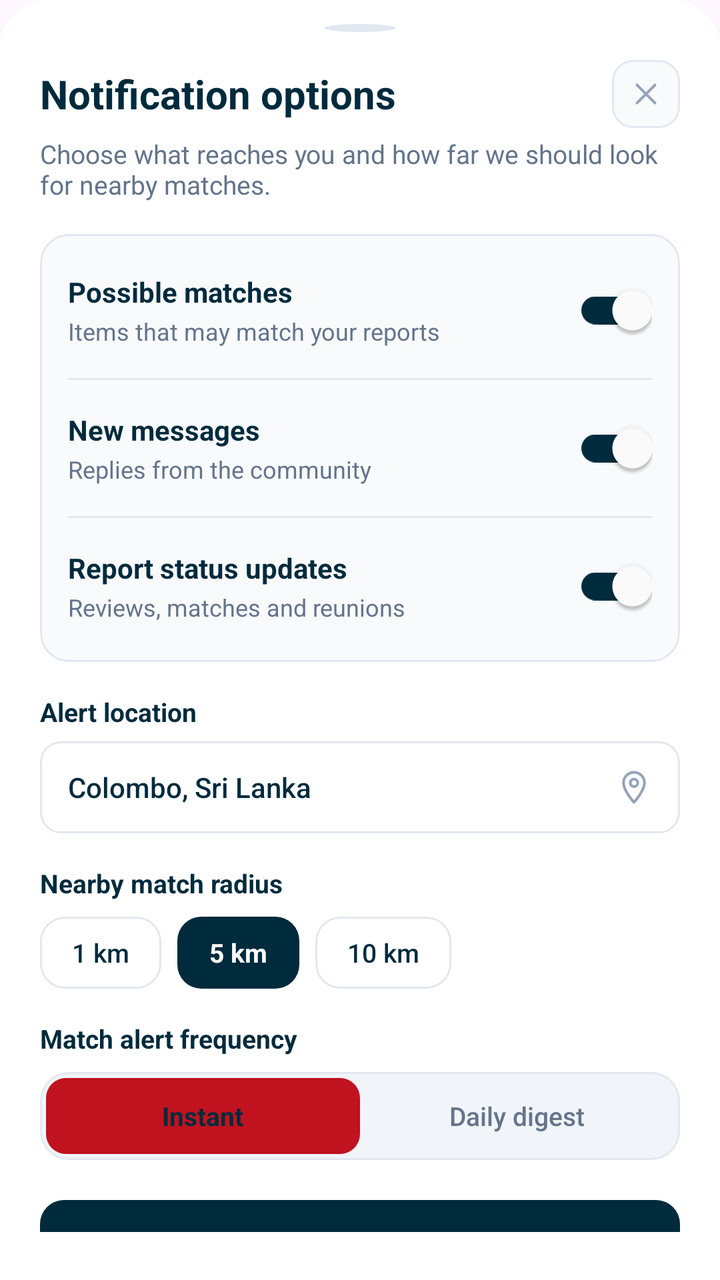
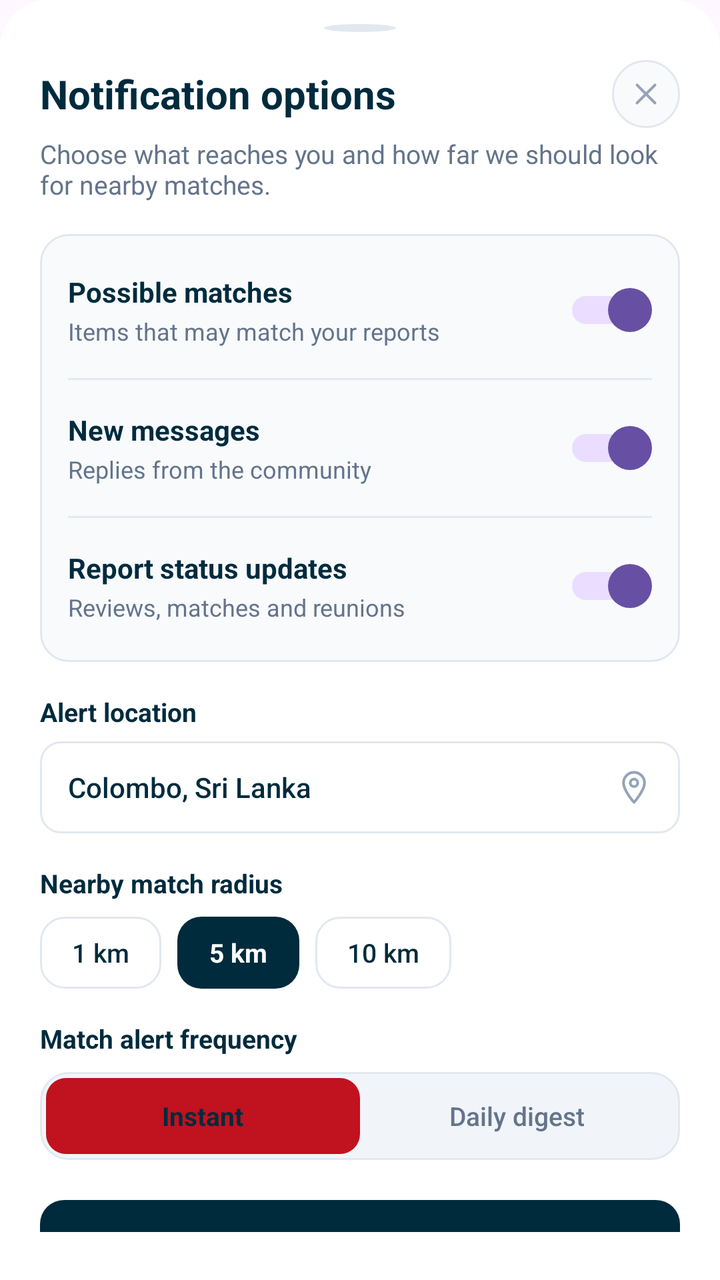

Before-and-after screenshots of an Android layout around one commit, followed by the original layout XML and the change that was made.
<!-- AndroidManifest.xml: application theme Theme.LostAndFound -->
<!-- res/layout/dialog_notification_options.xml -->
<?xml version="1.0" encoding="utf-8"?>
<LinearLayout xmlns:android="http://schemas.android.com/apk/res/android"
    xmlns:app="http://schemas.android.com/apk/res-auto"
    xmlns:tools="http://schemas.android.com/tools"
    android:layout_width="match_parent"
    android:layout_height="wrap_content"
    android:background="@drawable/bg_bottom_sheet_rounded"
    android:orientation="vertical"
    android:paddingStart="20dp"
    android:paddingTop="12dp"
    android:paddingEnd="20dp"
    android:paddingBottom="24dp">

    
    <View
        android:layout_width="36dp"
        android:layout_height="4dp"
        android:layout_gravity="center_horizontal"
        android:layout_marginBottom="14dp"
        android:background="@drawable/bg_onboard_dot_inactive" />

    
    <RelativeLayout
        android:layout_width="match_parent"
        android:layout_height="wrap_content">

        <TextView
            android:id="@+id/tvNotifOptionsTitle"
            android:layout_width="wrap_content"
            android:layout_height="wrap_content"
            android:layout_alignParentStart="true"
            android:layout_centerVertical="true"
            android:fontFamily="sans-serif-bold"
            android:text="Notification options"
            android:textColor="#002B3D"
            android:textSize="20sp"
            android:textStyle="bold" />

        <ImageView
            android:id="@+id/btnCloseNotificationOptions"
            android:layout_width="34dp"
            android:layout_height="34dp"
            android:layout_alignParentEnd="true"
            android:layout_centerVertical="true"
            android:background="@drawable/bg_dialog_close"
            android:clickable="true"
            android:contentDescription="Close"
            android:focusable="true"
            android:padding="8dp"
            android:src="@drawable/ic_close"
            app:tint="#94A3B8" />
    </RelativeLayout>

    <TextView
        android:layout_width="wrap_content"
        android:layout_height="wrap_content"
        android:layout_marginTop="4dp"
        android:fontFamily="sans-serif"
        android:text="Choose what reaches you and how far we should look for nearby matches."
        android:textColor="#64748B"
        android:textSize="13sp" />

    
    <LinearLayout
        android:layout_width="match_parent"
        android:layout_height="wrap_content"
        android:layout_marginTop="16dp"
        android:background="@drawable/bg_edit_photo_card"
        android:orientation="vertical"
        android:paddingStart="14dp"
        android:paddingTop="4dp"
        android:paddingEnd="14dp"
        android:paddingBottom="4dp">

        
        <LinearLayout
            android:layout_width="match_parent"
            android:layout_height="wrap_content"
            android:gravity="center_vertical"
            android:orientation="horizontal"
            android:paddingTop="10dp"
            android:paddingBottom="10dp">

            <LinearLayout
                android:layout_width="0dp"
                android:layout_height="wrap_content"
                android:layout_weight="1"
                android:orientation="vertical">

                <TextView
                    android:layout_width="wrap_content"
                    android:layout_height="wrap_content"
                    android:fontFamily="sans-serif-bold"
                    android:text="Possible matches"
                    android:textColor="#002B3D"
                    android:textSize="14sp"
                    android:textStyle="bold" />

                <TextView
                    android:layout_width="wrap_content"
                    android:layout_height="wrap_content"
                    android:layout_marginTop="2dp"
                    android:fontFamily="sans-serif"
                    android:text="Items that may match your reports"
                    android:textColor="#64748B"
                    android:textSize="12sp" />
            </LinearLayout>

            <androidx.appcompat.widget.SwitchCompat
                android:id="@+id/switchPossibleMatches"
                android:layout_width="wrap_content"
                android:layout_height="wrap_content"
                android:checked="true"
                app:thumbTint="@color/white"
                app:trackTint="#002B3D" />
        </LinearLayout>

        <View
            android:layout_width="match_parent"
            android:layout_height="1dp"
            android:background="#E2E8F0" />

        
        <LinearLayout
            android:layout_width="match_parent"
            android:layout_height="wrap_content"
            android:gravity="center_vertical"
            android:orientation="horizontal"
            android:paddingTop="10dp"
            android:paddingBottom="10dp">

            <LinearLayout
                android:layout_width="0dp"
                android:layout_height="wrap_content"
                android:layout_weight="1"
                android:orientation="vertical">

                <TextView
                    android:layout_width="wrap_content"
                    android:layout_height="wrap_content"
                    android:fontFamily="sans-serif-bold"
                    android:text="New messages"
                    android:textColor="#002B3D"
                    android:textSize="14sp"
                    android:textStyle="bold" />

                <TextView
                    android:layout_width="wrap_content"
                    android:layout_height="wrap_content"
                    android:layout_marginTop="2dp"
                    android:fontFamily="sans-serif"
                    android:text="Replies from the community"
                    android:textColor="#64748B"
                    android:textSize="12sp" />
            </LinearLayout>

            <androidx.appcompat.widget.SwitchCompat
                android:id="@+id/switchNewMessages"
                android:layout_width="wrap_content"
                android:layout_height="wrap_content"
                android:checked="true"
                app:thumbTint="@color/white"
                app:trackTint="#002B3D" />
        </LinearLayout>

        <View
            android:layout_width="match_parent"
            android:layout_height="1dp"
            android:background="#E2E8F0" />

        
        <LinearLayout
            android:layout_width="match_parent"
            android:layout_height="wrap_content"
            android:gravity="center_vertical"
            android:orientation="horizontal"
            android:paddingTop="10dp"
            android:paddingBottom="10dp">

            <LinearLayout
                android:layout_width="0dp"
                android:layout_height="wrap_content"
                android:layout_weight="1"
                android:orientation="vertical">

                <TextView
                    android:layout_width="wrap_content"
                    android:layout_height="wrap_content"
                    android:fontFamily="sans-serif-bold"
                    android:text="Report status updates"
                    android:textColor="#002B3D"
                    android:textSize="14sp"
                    android:textStyle="bold" />

                <TextView
                    android:layout_width="wrap_content"
                    android:layout_height="wrap_content"
                    android:layout_marginTop="2dp"
                    android:fontFamily="sans-serif"
                    android:text="Reviews, matches and reunions"
                    android:textColor="#64748B"
                    android:textSize="12sp" />
            </LinearLayout>

            <androidx.appcompat.widget.SwitchCompat
                android:id="@+id/switchReportUpdates"
                android:layout_width="wrap_content"
                android:layout_height="wrap_content"
                android:checked="true"
                app:thumbTint="@color/white"
                app:trackTint="#002B3D" />
        </LinearLayout>

    </LinearLayout>

    
    <TextView
        android:layout_width="wrap_content"
        android:layout_height="wrap_content"
        android:layout_marginTop="16dp"
        android:fontFamily="sans-serif-bold"
        android:text="Alert location"
        android:textColor="#002B3D"
        android:textSize="13sp"
        android:textStyle="bold" />

    <RelativeLayout
        android:layout_width="match_parent"
        android:layout_height="46dp"
        android:layout_marginTop="6dp"
        android:background="@drawable/bg_edit_input">

        <EditText
            android:id="@+id/etAlertLocation"
            android:layout_width="match_parent"
            android:layout_height="match_parent"
            android:background="@null"
            android:fontFamily="sans-serif-medium"
            android:inputType="textPostalAddress|textCapWords"
            android:paddingStart="14dp"
            android:paddingEnd="42dp"
            android:text="Colombo, Sri Lanka"
            android:textColor="#002B3D"
            android:textSize="14sp" />

        <ImageView
            android:layout_width="18dp"
            android:layout_height="18dp"
            android:layout_alignParentEnd="true"
            android:layout_centerVertical="true"
            android:layout_marginEnd="14dp"
            android:contentDescription="Location icon"
            android:src="@drawable/ic_location"
            app:tint="#94A3B8" />
    </RelativeLayout>

    
    <TextView
        android:layout_width="wrap_content"
        android:layout_height="wrap_content"
        android:layout_marginTop="16dp"
        android:fontFamily="sans-serif-bold"
        android:text="Nearby match radius"
        android:textColor="#002B3D"
        android:textSize="13sp"
        android:textStyle="bold" />

    <LinearLayout
        android:layout_width="match_parent"
        android:layout_height="wrap_content"
        android:layout_marginTop="8dp"
        android:orientation="horizontal">

        <TextView
            android:id="@+id/chipRadius1km"
            android:layout_width="wrap_content"
            android:layout_height="36dp"
            android:layout_marginEnd="8dp"
            android:background="@drawable/bg_btn_cancel_edit"
            android:clickable="true"
            android:focusable="true"
            android:fontFamily="sans-serif-medium"
            android:gravity="center"
            android:paddingStart="16dp"
            android:paddingEnd="16dp"
            android:text="1 km"
            android:textColor="#002B3D"
            android:textSize="13sp" />

        <TextView
            android:id="@+id/chipRadius5km"
            android:layout_width="wrap_content"
            android:layout_height="36dp"
            android:layout_marginEnd="8dp"
            android:background="@drawable/bg_btn_save_profile"
            android:clickable="true"
            android:focusable="true"
            android:fontFamily="sans-serif-bold"
            android:gravity="center"
            android:paddingStart="16dp"
            android:paddingEnd="16dp"
            android:text="5 km"
            android:textColor="@color/white"
            android:textSize="13sp"
            android:textStyle="bold" />

        <TextView
            android:id="@+id/chipRadius10km"
            android:layout_width="wrap_content"
            android:layout_height="36dp"
            android:background="@drawable/bg_btn_cancel_edit"
            android:clickable="true"
            android:focusable="true"
            android:fontFamily="sans-serif-medium"
            android:gravity="center"
            android:paddingStart="16dp"
            android:paddingEnd="16dp"
            android:text="10 km"
            android:textColor="#002B3D"
            android:textSize="13sp" />
    </LinearLayout>

    
    <TextView
        android:layout_width="wrap_content"
        android:layout_height="wrap_content"
        android:layout_marginTop="16dp"
        android:fontFamily="sans-serif-bold"
        android:text="Match alert frequency"
        android:textColor="#002B3D"
        android:textSize="13sp"
        android:textStyle="bold" />

    <LinearLayout
        android:layout_width="match_parent"
        android:layout_height="44dp"
        android:layout_marginTop="8dp"
        android:background="@drawable/bg_segment_container"
        android:orientation="horizontal"
        android:padding="3dp">

        <TextView
            android:id="@+id/tabInstant"
            android:layout_width="0dp"
            android:layout_height="match_parent"
            android:layout_weight="1"
            android:background="@drawable/bg_segment_active"
            android:clickable="true"
            android:focusable="true"
            android:fontFamily="sans-serif-bold"
            android:gravity="center"
            android:text="Instant"
            android:textColor="#002B3D"
            android:textSize="13sp"
            android:textStyle="bold" />

        <TextView
            android:id="@+id/tabDailyDigest"
            android:layout_width="0dp"
            android:layout_height="match_parent"
            android:layout_weight="1"
            android:clickable="true"
            android:focusable="true"
            android:fontFamily="sans-serif-medium"
            android:gravity="center"
            android:text="Daily digest"
            android:textColor="#64748B"
            android:textSize="13sp" />
    </LinearLayout>

    
    <TextView
        android:id="@+id/btnSavePreferences"
        android:layout_width="match_parent"
        android:layout_height="48dp"
        android:layout_marginTop="20dp"
        android:background="@drawable/bg_btn_save_profile"
        android:clickable="true"
        android:focusable="true"
        android:fontFamily="sans-serif-bold"
        android:gravity="center"
        android:text="Save preferences"
        android:textColor="@color/white"
        android:textSize="15sp"
        android:textStyle="bold" />

</LinearLayout>
<!-- resources referenced by this layout -->
<resources>
  <color name="white">#FFFFFFFF</color>
  <!-- drawable bg_btn_cancel_edit (drawable) -->
  <?xml version="1.0" encoding="utf-8"?>
  <shape xmlns:android="http://schemas.android.com/apk/res/android"
      android:shape="rectangle">
      <solid android:color="@color/white" />
      <stroke
          android:width="1dp"
          android:color="#E2E8F0" />
      <corners android:radius="12dp" />
  </shape>
  <!-- drawable bg_btn_save_profile (drawable) -->
  <?xml version="1.0" encoding="utf-8"?>
  <shape xmlns:android="http://schemas.android.com/apk/res/android"
      android:shape="rectangle">
      <solid android:color="#002B3D" />
      <corners android:radius="12dp" />
  </shape>
  <!-- drawable bg_dialog_close (drawable) -->
  <?xml version="1.0" encoding="utf-8"?>
  <shape xmlns:android="http://schemas.android.com/apk/res/android"
      android:shape="rectangle">
      <solid android:color="#F8FAFC" />
      <stroke
          android:width="1dp"
          android:color="#E2E8F0" />
      <corners android:radius="10dp" />
  </shape>
  <!-- drawable bg_edit_input (drawable) -->
  <?xml version="1.0" encoding="utf-8"?>
  <shape xmlns:android="http://schemas.android.com/apk/res/android"
      android:shape="rectangle">
      <solid android:color="@color/white" />
      <stroke
          android:width="1dp"
          android:color="#E2E8F0" />
      <corners android:radius="10dp" />
  </shape>
  <!-- drawable bg_edit_photo_card (drawable) -->
  <?xml version="1.0" encoding="utf-8"?>
  <shape xmlns:android="http://schemas.android.com/apk/res/android"
      android:shape="rectangle">
      <solid android:color="#F8FAFC" />
      <stroke
          android:width="1dp"
          android:color="#E2E8F0" />
      <corners android:radius="14dp" />
  </shape>
  <!-- drawable bg_onboard_dot_inactive (drawable) -->
  <?xml version="1.0" encoding="utf-8"?>
  <shape xmlns:android="http://schemas.android.com/apk/res/android"
      android:shape="oval">
      <solid android:color="@color/component_stroke" />
  </shape>
  <!-- drawable bg_segment_active (drawable) -->
  ﻿<?xml version="1.0" encoding="utf-8"?>
  <shape xmlns:android="http://schemas.android.com/apk/res/android"
      android:shape="rectangle">
      <corners android:radius="10dp" />
      <solid android:color="#C1121F" />
  </shape>
  <!-- drawable bg_segment_container (drawable) -->
  <?xml version="1.0" encoding="utf-8"?>
  <shape xmlns:android="http://schemas.android.com/apk/res/android"
      android:shape="rectangle">
      <corners android:radius="14dp" />
      <solid android:color="#F1F5F9" />
      <stroke android:width="1dp" android:color="@color/component_stroke" />
  </shape>
  <style name="Theme.LostAndFound" parent="Base.Theme.LostAndFound" />
  <color name="component_stroke">#FFE2E8F0</color>
  <!-- unchanged entries left out for length: 4 -->
</resources>

<!-- the commit's change to res/layout/dialog_notification_options.xml (unified diff, before → after) -->
@@ -42,7 +42,7 @@
             android:layout_height="34dp"
             android:layout_alignParentEnd="true"
             android:layout_centerVertical="true"
-            android:background="@drawable/bg_dialog_close"
+            android:background="@drawable/bg_circle_icon_button"
             android:clickable="true"
             android:contentDescription="Close"
             android:focusable="true"
@@ -111,8 +111,8 @@
                 android:layout_width="wrap_content"
                 android:layout_height="wrap_content"
                 android:checked="true"
-                app:thumbTint="@color/white"
-                app:trackTint="#002B3D" />
+                android:thumb="@drawable/bg_switch_thumb"
+                android:track="@drawable/bg_switch_track" />
         </LinearLayout>
 
         <View
@@ -159,8 +159,8 @@
                 android:layout_width="wrap_content"
                 android:layout_height="wrap_content"
                 android:checked="true"
-                app:thumbTint="@color/white"
-                app:trackTint="#002B3D" />
+                android:thumb="@drawable/bg_switch_thumb"
+                android:track="@drawable/bg_switch_track" />
         </LinearLayout>
 
         <View
@@ -207,8 +207,8 @@
                 android:layout_width="wrap_content"
                 android:layout_height="wrap_content"
                 android:checked="true"
-                app:thumbTint="@color/white"
-                app:trackTint="#002B3D" />
+                android:thumb="@drawable/bg_switch_thumb"
+                android:track="@drawable/bg_switch_track" />
         </LinearLayout>
 
     </LinearLayout>
<!-- resource entries referenced after the edit -->
@@ -18,15 +18,14 @@
       <solid android:color="#002B3D" />
       <corners android:radius="12dp" />
   </shape>
-  <!-- drawable bg_dialog_close (drawable) -->
+  <!-- drawable bg_circle_icon_button (drawable) -->
   <?xml version="1.0" encoding="utf-8"?>
   <shape xmlns:android="http://schemas.android.com/apk/res/android"
-      android:shape="rectangle">
+      android:shape="oval">
       <solid android:color="#F8FAFC" />
       <stroke
           android:width="1dp"
           android:color="#E2E8F0" />
-      <corners android:radius="10dp" />
   </shape>
   <!-- drawable bg_edit_input (drawable) -->
   <?xml version="1.0" encoding="utf-8"?>
@@ -69,6 +68,31 @@
       <solid android:color="#F1F5F9" />
       <stroke android:width="1dp" android:color="@color/component_stroke" />
   </shape>
+  <!-- drawable bg_switch_thumb (drawable) -->
+  <?xml version="1.0" encoding="utf-8"?>
+  <shape xmlns:android="http://schemas.android.com/apk/res/android"
+      android:shape="oval">
+      <solid android:color="#FFFFFF" />
+      <size android:width="22dp" android:height="22dp" />
+  </shape>
+  <!-- drawable bg_switch_track (drawable) -->
+  <?xml version="1.0" encoding="utf-8"?>
+  <selector xmlns:android="http://schemas.android.com/apk/res/android">
+      <item android:state_checked="true">
+          <shape android:shape="rectangle">
+              <corners android:radius="14dp" />
+              <solid android:color="#002B3D" />
+              <size android:width="48dp" android:height="28dp" />
+          </shape>
+      </item>
+      <item>
+          <shape android:shape="rectangle">
+              <corners android:radius="14dp" />
+              <solid android:color="#E2E8F0" />
+              <size android:width="48dp" android:height="28dp" />
+          </shape>
+      </item>
+  </selector>
   <style name="Theme.LostAndFound" parent="Base.Theme.LostAndFound" />
   <color name="component_stroke">#FFE2E8F0</color>
   <!-- unchanged entries left out for length: 4 -->
